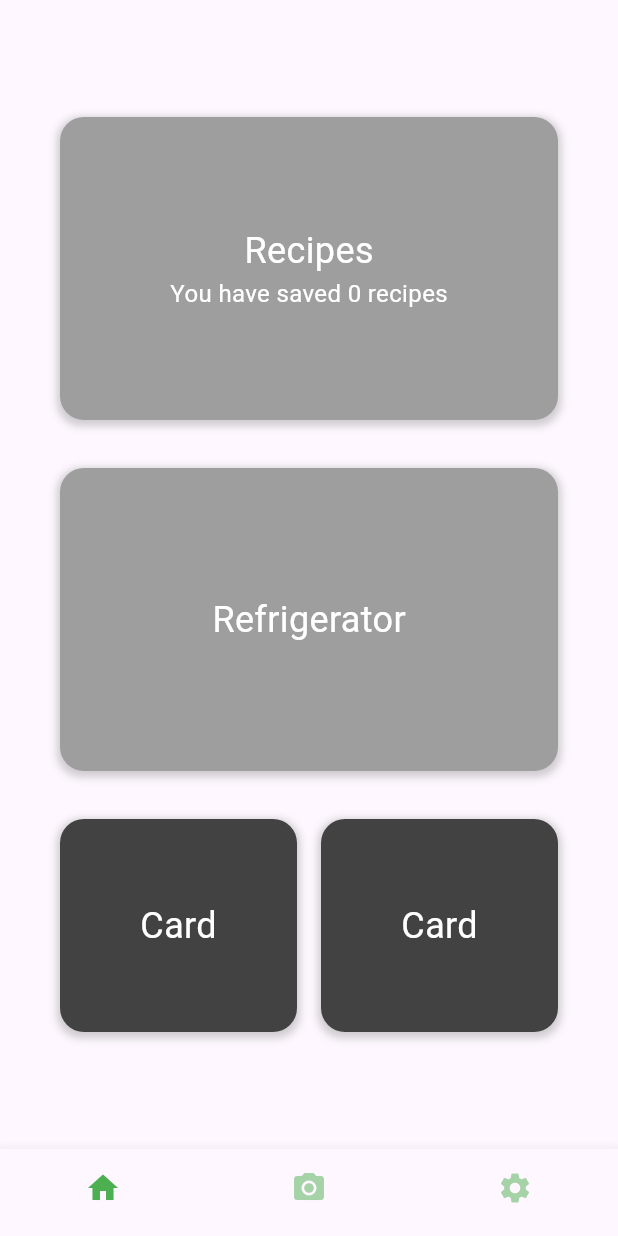
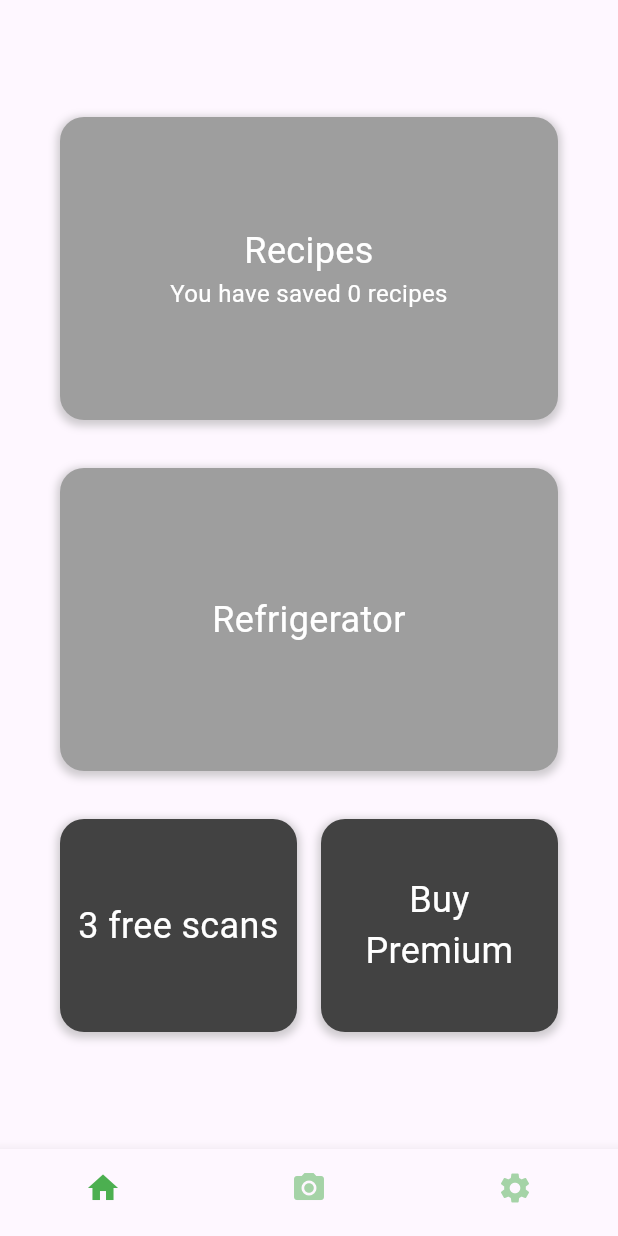
Before and after one commit to JarneLosschaert/FlavorAI, a Flutter app: the screen it shows after launch, on a phone screen of 412 x 824 dp. Run offline on Flutter 3.47's test engine with Material 2 defaults, Android fonts, the phone set to English and light mode, and no system bars.

Commit message:
Refactored HomeScreenCard

```diff
--- a/lib/main.dart
+++ b/lib/main.dart
@@ -89,24 +89,37 @@ class _HomeScreenState extends State<HomeScreen> {
         children: [
           Flexible(
             flex: 1,
-            child: LargeHomeScreenCard(text: "Recipes", subText: "You have saved 0 recipes",),
+            child: HomeScreenCard(
+                text: "Recipes",
+                subText: "You have saved 0 recipes",
+                backgroundColor: Colors.grey
+              ),
           ),
           Flexible(
             flex: 1,
-            child: LargeHomeScreenCard(text: "Refrigerator"),
+            child: HomeScreenCard(
+                text: "Refrigerator",
+                backgroundColor: Colors.grey
+              ),
           ),
           Flexible(
             flex: 1,
             child: Row(
               mainAxisAlignment: MainAxisAlignment.spaceAround,
               children: [
-              Expanded(
-                child: AspectRatio(aspectRatio: 1, child: SmallHomeScreenCard()),
-              ),
-              Expanded(
-                child: AspectRatio(aspectRatio: 1, child: SmallHomeScreenCard()),
-              ),
-            ],
+                Expanded(
+                  child:
+                      AspectRatio(aspectRatio: 1, child: HomeScreenCard(
+                        text: "3 free scans", backgroundColor: Color.fromARGB(255, 66, 66, 66),
+                      )),
+                ),
+                Expanded(
+                  child:
+                      AspectRatio(aspectRatio: 1, child: HomeScreenCard(
+                        text: "Buy Premium", backgroundColor: Color.fromARGB(255, 66, 66, 66),
+                      )),
+                ),
+              ],
             ),
           )
         ],
@@ -115,17 +128,24 @@ class _HomeScreenState extends State<HomeScreen> {
   }
 }
 
-
-class LargeHomeScreenCard extends StatelessWidget {  // todo: combine with SmallHomeScreenCard
+class HomeScreenCard extends StatelessWidget {
   final String text;
   final String? subText;
+  final Color backgroundColor;
 
-  const LargeHomeScreenCard({super.key, required this.text, this.subText});
+  const HomeScreenCard(
+      {
+        super.key,
+        required this.text,
+        this.subText,
+        required this.backgroundColor,
+      });
 
   @override
   Widget build(BuildContext context) {
     return Container(
       margin: const EdgeInsets.symmetric(vertical: 16, horizontal: 8),
+      padding: const EdgeInsets.all(8),
       decoration: BoxDecoration(
         borderRadius: BorderRadius.circular(16),
         boxShadow: [
@@ -136,7 +156,7 @@ class LargeHomeScreenCard extends StatelessWidget {  // todo: combine with Small
             offset: const Offset(0, 2),
           ),
         ],
-        color: Colors.grey,
+        color: backgroundColor,
       ),
       child: Center(
         child: Column(
@@ -148,6 +168,7 @@ class LargeHomeScreenCard extends StatelessWidget {  // todo: combine with Small
                 fontSize: 24,
                 color: Colors.white,
               ),
+              textAlign: TextAlign.center,
             ),
             if (subText != null)
               Text(
@@ -156,6 +177,7 @@ class LargeHomeScreenCard extends StatelessWidget {  // todo: combine with Small
                   fontSize: 16,
                   color: Colors.white,
                 ),
+                textAlign: TextAlign.center,
               ),
           ],
         ),
@@ -163,35 +185,3 @@ class LargeHomeScreenCard extends StatelessWidget {  // todo: combine with Small
     );
   }
 }
-
-class SmallHomeScreenCard extends StatelessWidget {
-  const SmallHomeScreenCard({super.key});
-
-  @override
-  Widget build(BuildContext context) {
-    return Container(
-      margin: const EdgeInsets.symmetric(vertical: 16, horizontal: 8),
-      decoration: BoxDecoration(
-        borderRadius: BorderRadius.circular(16),
-        boxShadow: [
-          BoxShadow(
-            color: Colors.grey.withOpacity(0.5),
-            spreadRadius: 2,
-            blurRadius: 4,
-            offset: const Offset(0, 2),
-          ),
-        ],
-        color: const Color.fromARGB(255, 66, 66, 66),
-      ),
-      child: const Center(
-        child: Text(
-          'Card',
-          style: TextStyle(
-            fontSize: 24,
-            color: Colors.white,
-          ),
-        ),
-      )
-    );
-  }
-}
```
